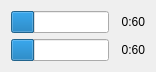
Old version of the form src/TimerDialog.ui in the repository mrexodia/WorkraveQt.
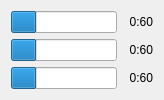
New version of the form.

Commit message: Implement idle detection (5 seconds to pause timers while not on a break)

What changed in the file:
```diff
--- a/src/TimerDialog.ui
+++ b/src/TimerDialog.ui
@@ -6,18 +6,15 @@
    <rect>
     <x>0</x>
     <y>0</y>
-    <width>156</width>
-    <height>70</height>
+    <width>164</width>
+    <height>99</height>
    </rect>
   </property>
   <property name="windowTitle">
    <string>Timer</string>
   </property>
-  <layout class="QGridLayout" name="gridLayout">
-   <property name="sizeConstraint">
-    <enum>QLayout::SetMinimumSize</enum>
-   </property>
-   <item row="0" column="0">
+  <layout class="QVBoxLayout" name="verticalLayout">
+   <item>
     <layout class="QHBoxLayout" name="horizontalLayout_2">
      <item>
       <widget class="QProgressBar" name="progressBarMicroBreak">
@@ -47,7 +44,7 @@
      </item>
     </layout>
    </item>
-   <item row="1" column="0">
+   <item>
     <layout class="QHBoxLayout" name="horizontalLayout">
      <item>
       <widget class="QProgressBar" name="progressBarRestBreak">
@@ -77,6 +74,36 @@
      </item>
     </layout>
    </item>
+   <item>
+    <layout class="QHBoxLayout" name="horizontalLayout_3">
+     <item>
+      <widget class="QProgressBar" name="progressBarIdle">
+       <property name="value">
+        <number>24</number>
+       </property>
+       <property name="textVisible">
+        <bool>false</bool>
+       </property>
+      </widget>
+     </item>
+     <item>
+      <widget class="QLabel" name="labelIdleTimer">
+       <property name="minimumSize">
+        <size>
+         <width>30</width>
+         <height>0</height>
+        </size>
+       </property>
+       <property name="text">
+        <string>0:60</string>
+       </property>
+       <property name="alignment">
+        <set>Qt::AlignRight|Qt::AlignTrailing|Qt::AlignVCenter</set>
+       </property>
+      </widget>
+     </item>
+    </layout>
+   </item>
   </layout>
  </widget>
  <resources/>
```
The commit also changes 7 other files.
